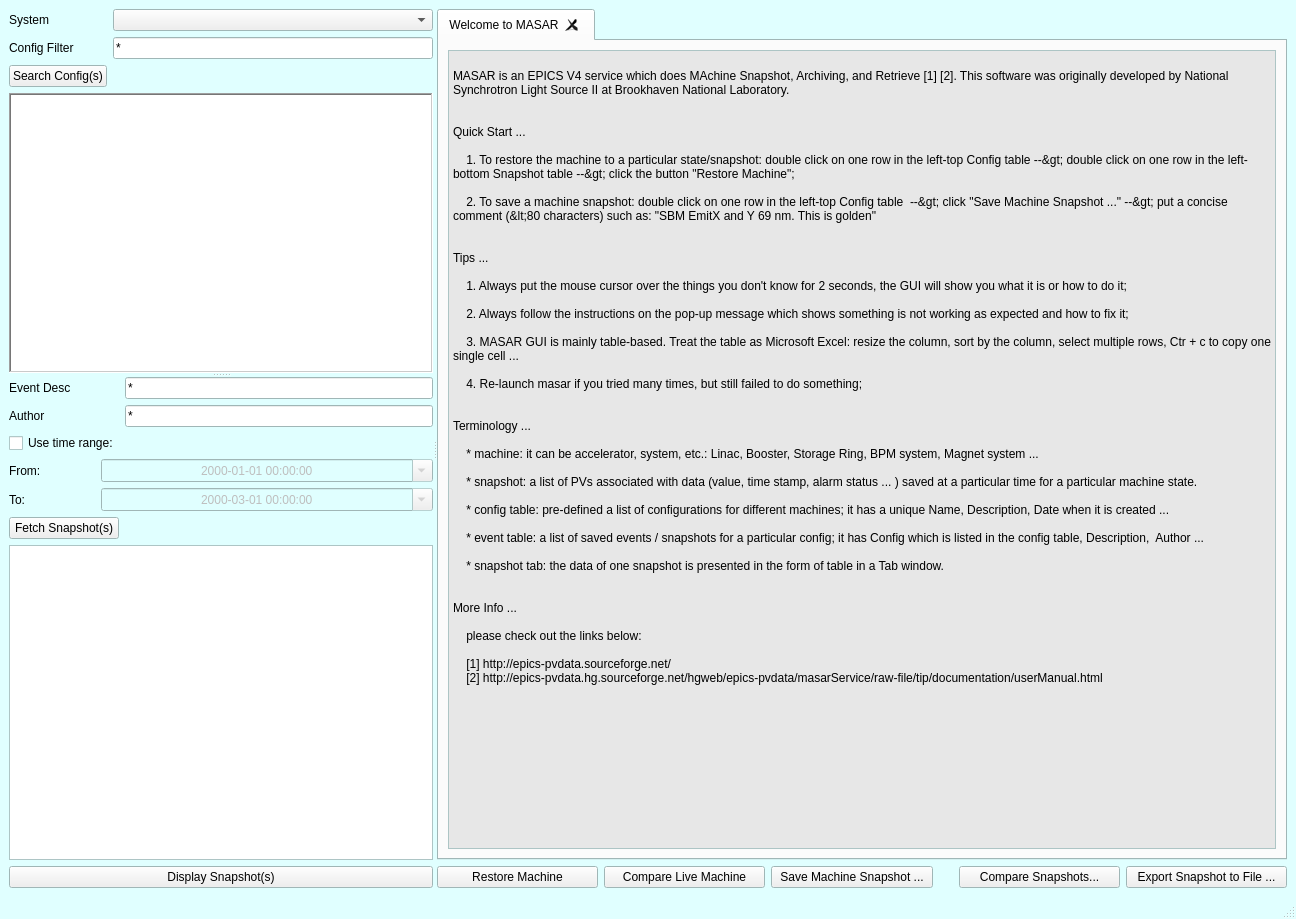
Before: the Qt Designer form python/masarclient/ui/ui_masar.ui in NSLS-II/masarUI, drawn with Qt 5.
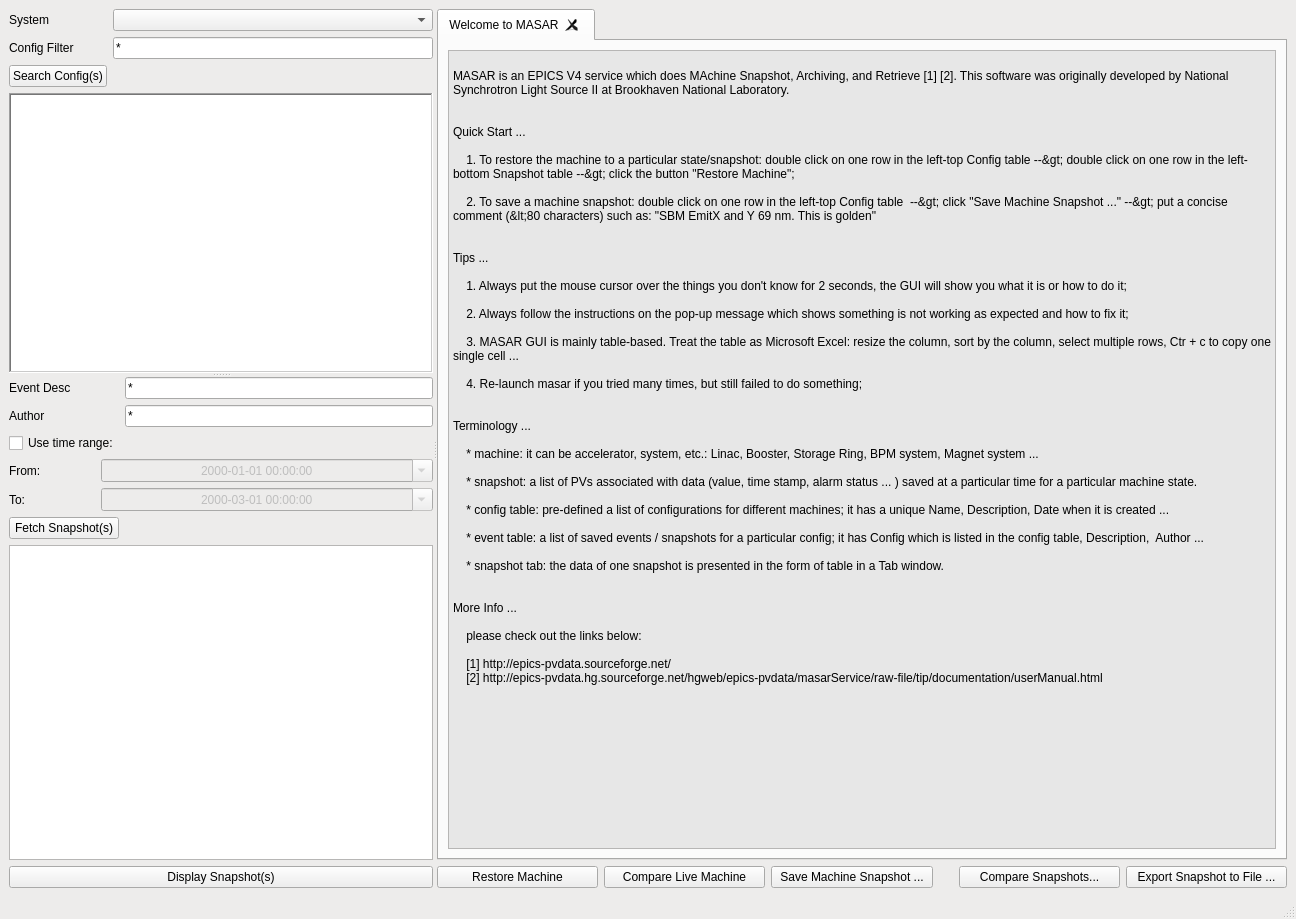
After: the same form once the commit is applied. Icons and pictures are not drawn.

Commit message: the background color is reverted back to its original

What changed in the file:
```diff
--- a/python/masarclient/ui/ui_masar.ui
+++ b/python/masarclient/ui/ui_masar.ui
@@ -28,9 +28,9 @@
      <colorrole role="Window">
       <brush brushstyle="SolidPattern">
        <color alpha="255">
-        <red>224</red>
-        <green>255</green>
-        <blue>255</blue>
+        <red>237</red>
+        <green>236</green>
+        <blue>235</blue>
        </color>
       </brush>
      </colorrole>
@@ -48,9 +48,9 @@
      <colorrole role="Window">
       <brush brushstyle="SolidPattern">
        <color alpha="255">
-        <red>224</red>
-        <green>255</green>
-        <blue>255</blue>
+        <red>237</red>
+        <green>236</green>
+        <blue>235</blue>
        </color>
       </brush>
      </colorrole>
@@ -59,18 +59,18 @@
      <colorrole role="Base">
       <brush brushstyle="SolidPattern">
        <color alpha="255">
-        <red>224</red>
-        <green>255</green>
-        <blue>255</blue>
+        <red>237</red>
+        <green>236</green>
+        <blue>235</blue>
        </color>
       </brush>
      </colorrole>
      <colorrole role="Window">
       <brush brushstyle="SolidPattern">
        <color alpha="255">
-        <red>224</red>
-        <green>255</green>
-        <blue>255</blue>
+        <red>237</red>
+        <green>236</green>
+        <blue>235</blue>
        </color>
       </brush>
      </colorrole>
```
Left out of the diff: 33 changed lines with no effect on the pictures. The commit also changes 1 other file.
